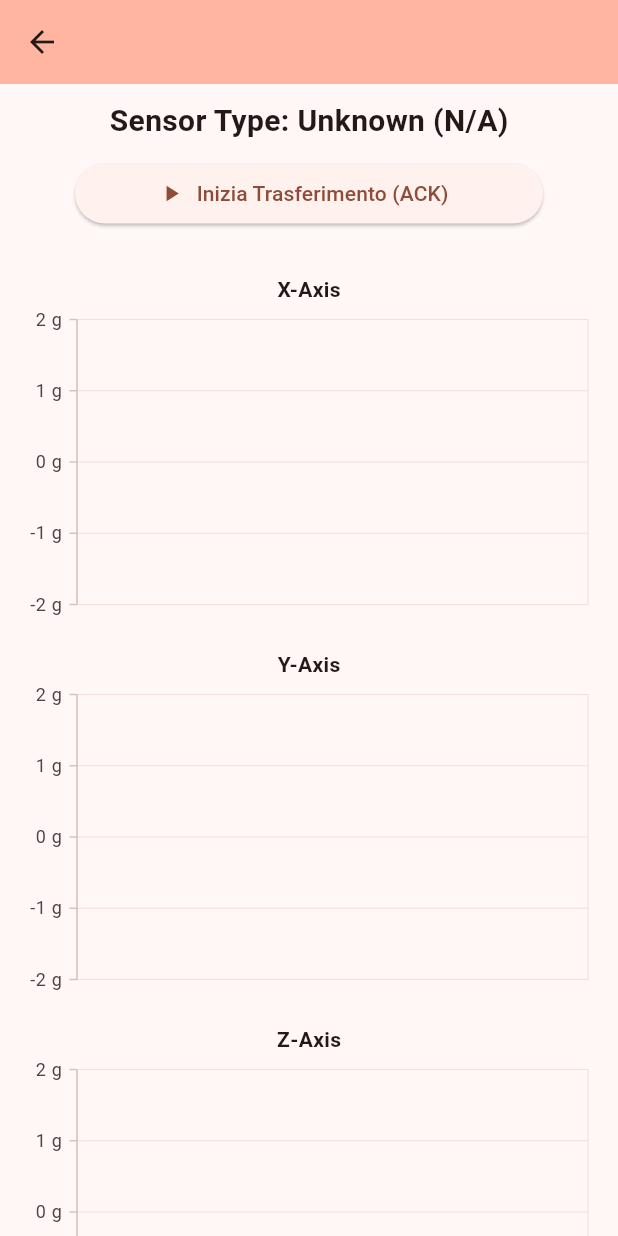
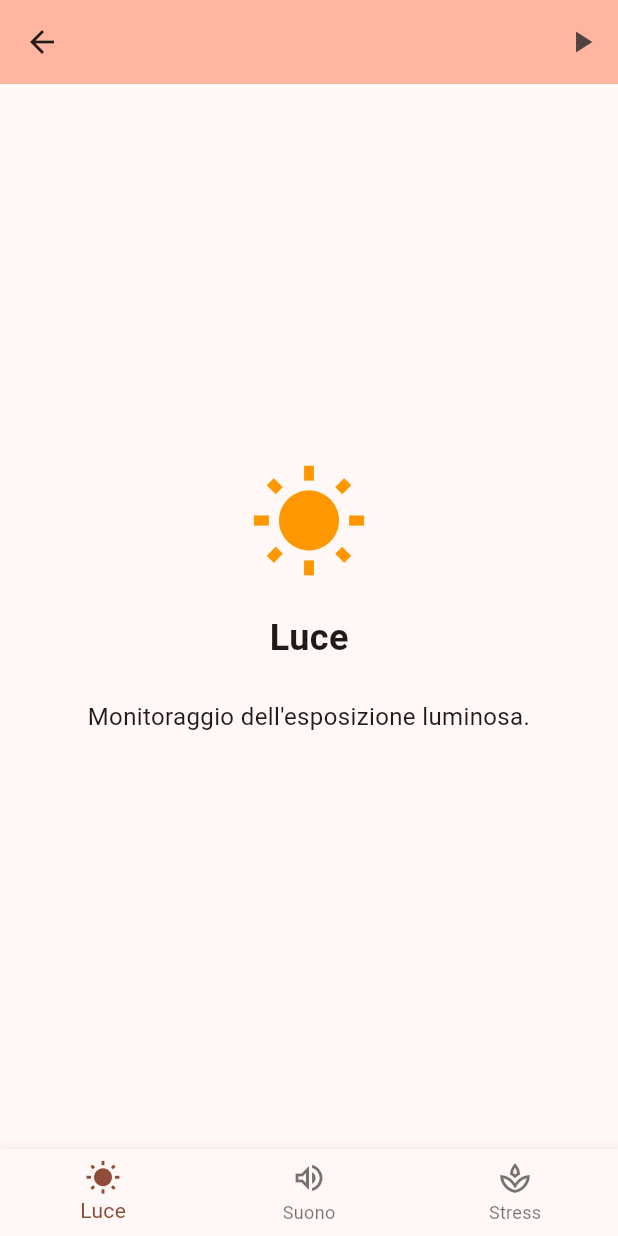
Before and after one commit to X3T4K/SWDP_AppProject, a Flutter app: the HomePage screen opened directly with empty values, on a phone screen of 412 x 824 dp. Run offline on Flutter 3.47's test engine with Material 3 defaults, Android fonts, the phone set to English and light mode, and no system bars; our stand-ins replace flutter_local_notifications, permission_handler; missing offline and left inert: flutter_reactive_ble.

```diff
--- a/lib/connection/connection_page.dart
+++ b/lib/connection/connection_page.dart
@@ -5,6 +5,7 @@ import 'package:smart_wearables_app/connection/stream.dart';
 import 'package:smart_wearables_app/connection/my_ble_manager.dart';
 import 'package:permission_handler/permission_handler.dart';
 import 'package:smart_wearables_app/home_page.dart';
+import 'package:smart_wearables_app/services/notification_service.dart';
 import 'dart:developer' as developer;
 
 // --- BLE Service and Characteristic UUIDs ---
@@ -91,6 +92,10 @@ class _ConnectionPageState extends State<ConnectionPage> {
     if (statuses[Permission.bluetoothScan] == PermissionStatus.granted &&
         statuses[Permission.bluetoothConnect] == PermissionStatus.granted &&
         statuses[Permission.locationWhenInUse] == PermissionStatus.granted) {
+
+      // Richiedi permessi per le notifiche (Android 13+)
+      await NotificationService().requestPermissions();
+
       permGranted = true;
       if (!scanning) {
         _startScan();
--- a/lib/home_page.dart
+++ b/lib/home_page.dart
@@ -1,11 +1,8 @@
 import 'dart:async';
-import 'dart:typed_data';
 import 'package:flutter/material.dart';
 import 'package:smart_wearables_app/connection/stream.dart';
 import 'package:smart_wearables_app/connection/my_ble_manager.dart';
 import 'package:smart_wearables_app/connection/messages.dart';
-import 'package:syncfusion_flutter_charts/charts.dart';
-import 'package:smart_wearables_app/utils/sensor_utils.dart';
 
 class HomePage extends StatefulWidget {
   const HomePage({super.key, required this.title, required this.stream});
@@ -16,27 +13,9 @@ class HomePage extends StatefulWidget {
   State<HomePage> createState() => _HomePageState();
 }
 
-class ChartData {
-  ChartData(this.x, this.y);
-  final int x;
-  final double y;
-}
-
 class _HomePageState extends State<HomePage> {
   late StreamSubscription _dataSubscription;
-
-  List<ChartData> xData = [];
-  List<ChartData> yData = [];
-  List<ChartData> zData = [];
-
-  ChartSeriesController? _xSeriesController;
-  ChartSeriesController? _ySeriesController;
-  ChartSeriesController? _zSeriesController;
-
-  int xCounter = 0;
-  String dataType = 'N/A';
-  final int maxDataPoints = 50;
-  final double sensitivity = 2.0 / 32767.0;
+  int _selectedIndex = 0;
 
   @override
   void initState() {
@@ -44,45 +23,17 @@ class _HomePageState extends State<HomePage> {
     _dataSubscription = widget.stream.controller.stream.listen((data) {
       _parsePacket(data);
     });
-
-
-
   }
 
   void _parsePacket(List<int> packet) {
-    // Usiamo la factory della nostra classe Messaggio
-    final data = SensorData.fromBytes(packet);
-
-    if (dataType != data.type) {
-      setState(() {
-        dataType = data.type;
-      });
+    // I dati IMU non verranno usati in produzione come richiesto.
+    // In futuro qui gestiremo i dati di luce, suono e stress.
+    try {
+      // final data = SensorData.fromBytes(packet);
+      // Logica futura qui
+    } catch (e) {
+      debugPrint('Errore nel parsing del pacchetto: $e');
     }
-
-    xData.add(ChartData(xCounter, data.x));
-    yData.add(ChartData(xCounter, data.y));
-    zData.add(ChartData(xCounter, data.z));
-    xCounter++;
-
-    bool isListFull = xData.length > maxDataPoints;
-    if (isListFull) {
-      xData.removeAt(0);
-      yData.removeAt(0);
-      zData.removeAt(0);
-    }
-
-    _xSeriesController?.updateDataSource(
-      addedDataIndexes: <int>[xData.length - 1],
-      removedDataIndexes: isListFull ? <int>[0] : null,
-    );
-    _ySeriesController?.updateDataSource(
-      addedDataIndexes: <int>[yData.length - 1],
-      removedDataIndexes: isListFull ? <int>[0] : null,
-    );
-    _zSeriesController?.updateDataSource(
-      addedDataIndexes: <int>[zData.length - 1],
-      removedDataIndexes: isListFull ? <int>[0] : null,
-    );
   }
 
   @override
@@ -91,104 +42,147 @@ class _HomePageState extends State<HomePage> {
     super.dispose();
   }
 
+  void _onItemTapped(int index) {
+    setState(() {
+      _selectedIndex = index;
+    });
+  }
+
   @override
   Widget build(BuildContext context) {
+    final List<Widget> pages = [
+      const LucePage(),
+      const SuonoPage(),
+      const StressMelatoninaPage(),
+    ];
 
     return Scaffold(
       appBar: AppBar(
         title: Text(widget.title),
         backgroundColor: Theme.of(context).colorScheme.inversePrimary,
-      ),
-      body: ListView(
-        children: <Widget>[
-          SizedBox(height: 10),
-          Center(
-            child: Text(
-              'Sensor Type: ${getSensorNameFromType(dataType)}',
-              style: const TextStyle(fontSize: 20, fontWeight: FontWeight.bold),
-            ),
-          ),
-          const SizedBox(height: 10),
-          Padding(
-            padding: const EdgeInsets.symmetric(horizontal: 50),
-            child: ElevatedButton.icon(
-              onPressed: _sendAck,
-              icon: const Icon(Icons.play_arrow),
-              label: const Text('Inizia Trasferimento (ACK)'),
-            ),
-          ),
-          const SizedBox(height: 20),
-
-          _buildChart(
-            "X-Axis",
-            xData,
-            Colors.red,
-            (controller) => _xSeriesController = controller,
-          ),
-          _buildChart(
-            "Y-Axis",
-            yData,
-            Colors.green,
-            (controller) => _ySeriesController = controller,
-          ),
-          _buildChart(
-            "Z-Axis",
-            zData,
-            Colors.blue,
-            (controller) => _zSeriesController = controller,
+        actions: [
+          IconButton(
+            icon: const Icon(Icons.play_arrow),
+            onPressed: _sendAck,
+            tooltip: 'Inizia Trasferimento',
           ),
         ],
+      ),
+      body: pages[_selectedIndex],
+      bottomNavigationBar: BottomNavigationBar(
+        items: const <BottomNavigationBarItem>[
+          BottomNavigationBarItem(
+            icon: Icon(Icons.wb_sunny_outlined),
+            activeIcon: Icon(Icons.wb_sunny),
+            label: 'Luce',
+          ),
+          BottomNavigationBarItem(
+            icon: Icon(Icons.volume_up_outlined),
+            activeIcon: Icon(Icons.volume_up),
+            label: 'Suono',
+          ),
+          BottomNavigationBarItem(
+            icon: Icon(Icons.spa_outlined),
+            activeIcon: Icon(Icons.spa),
+            label: 'Stress',
+          ),
+        ],
+        currentIndex: _selectedIndex,
+        selectedItemColor: Theme.of(context).colorScheme.primary,
+        onTap: _onItemTapped,
       ),
     );
   }
 
+  void _sendAck() {
+    final ack = AckMessage();
+    MyBleManager().sendMessage(ack);
+  }
+}
 
-  Widget _buildChart(String title, List<ChartData> data, Color color,
-      void Function(ChartSeriesController) onControllerCreated) {
+class LucePage extends StatelessWidget {
+  const LucePage({super.key});
 
-    return Container(
-      height: 250,
-      padding: EdgeInsets.all(10),
+  @override
+  Widget build(BuildContext context) {
+    return const Center(
       child: Column(
+        mainAxisAlignment: MainAxisAlignment.center,
         children: [
-          Text(title, style: TextStyle(fontWeight: FontWeight.bold)),
-          Expanded(
-            child: SfCartesianChart(
-              primaryXAxis: NumericAxis(
-
-                autoScrollingMode: AutoScrollingMode.end,
-                autoScrollingDelta: maxDataPoints,
-
-                isVisible: false,
-              ),
-              primaryYAxis: NumericAxis(
-                minimum: -2,
-                maximum: 2,
-                labelFormat: '{value} g',
-              ),
-              series: <LineSeries<ChartData, int>>[
-                LineSeries<ChartData, int>(
-
-                  onRendererCreated: onControllerCreated,
-
-                  dataSource: data,
-                  xValueMapper: (ChartData d, _) => d.x,
-                  yValueMapper: (ChartData d, _) => d.y,
-                  color: color,
-                  animationDuration: 0,
-                )
-              ],
+          Icon(Icons.wb_sunny, size: 80, color: Colors.orange),
+          SizedBox(height: 20),
+          Text(
+            'Luce',
+            style: TextStyle(fontSize: 24, fontWeight: FontWeight.bold),
+          ),
+          Padding(
+            padding: EdgeInsets.all(24.0),
+            child: Text(
+              'Monitoraggio dell\'esposizione luminosa.',
+              textAlign: TextAlign.center,
+              style: TextStyle(fontSize: 16),
             ),
           ),
         ],
       ),
     );
   }
+}
 
-  void _sendAck() {
-    // Usiamo la nuova classe AckMessage invece della lista manuale
-    final ack = AckMessage();
-    MyBleManager().sendMessage(ack);
+class SuonoPage extends StatelessWidget {
+  const SuonoPage({super.key});
+
+  @override
+  Widget build(BuildContext context) {
+    return const Center(
+      child: Column(
+        mainAxisAlignment: MainAxisAlignment.center,
+        children: [
+          Icon(Icons.volume_up, size: 80, color: Colors.blue),
+          SizedBox(height: 20),
+          Text(
+            'Suono',
+            style: TextStyle(fontSize: 24, fontWeight: FontWeight.bold),
+          ),
+          Padding(
+            padding: EdgeInsets.all(24.0),
+            child: Text(
+              'Analisi dei livelli sonori ambientali.',
+              textAlign: TextAlign.center,
+              style: TextStyle(fontSize: 16),
+            ),
+          ),
+        ],
+      ),
+    );
   }
+}
 
+class StressMelatoninaPage extends StatelessWidget {
+  const StressMelatoninaPage({super.key});
+
+  @override
+  Widget build(BuildContext context) {
+    return const Center(
+      child: Column(
+        mainAxisAlignment: MainAxisAlignment.center,
+        children: [
+          Icon(Icons.spa, size: 80, color: Colors.green),
+          SizedBox(height: 20),
+          Text(
+            'Stress e Melatonina',
+            style: TextStyle(fontSize: 24, fontWeight: FontWeight.bold),
+          ),
+          Padding(
+            padding: EdgeInsets.all(24.0),
+            child: Text(
+              'Valutazione dello stress e dei livelli di melatonina.',
+              textAlign: TextAlign.center,
+              style: TextStyle(fontSize: 16),
+            ),
+          ),
+        ],
+      ),
+    );
+  }
 }
--- a/lib/main.dart
+++ b/lib/main.dart
@@ -1,7 +1,10 @@
 import 'package:flutter/material.dart';
 import 'package:smart_wearables_app/connection/connection_page.dart';
+import 'package:smart_wearables_app/services/notification_service.dart';
 
-void main() {
+void main() async {
+  WidgetsFlutterBinding.ensureInitialized();
+  await NotificationService().init();
   runApp(const MyApp());
 }
 
```
Also changed, not shown: lib/connection/my_ble_manager.dart (+21 -0 lines), lib/services/notification_service.dart (added, +59 -0 lines), pubspec.yaml (+7 -0 lines), assets/icon/app_icon.png (added), 9 other files.
